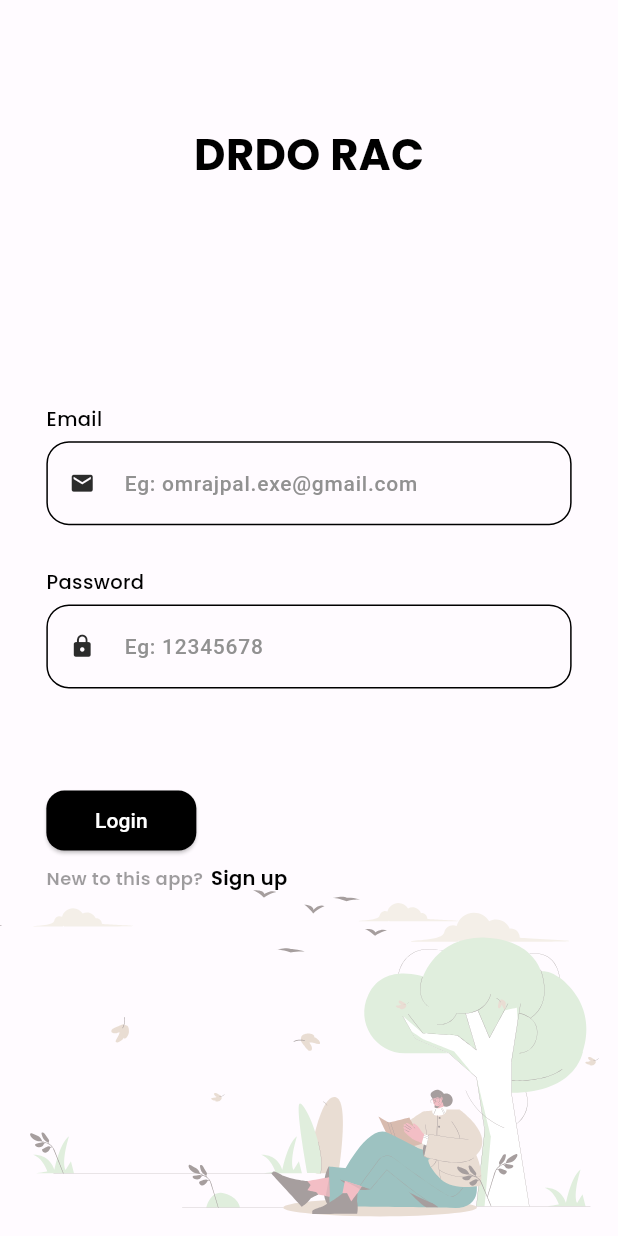
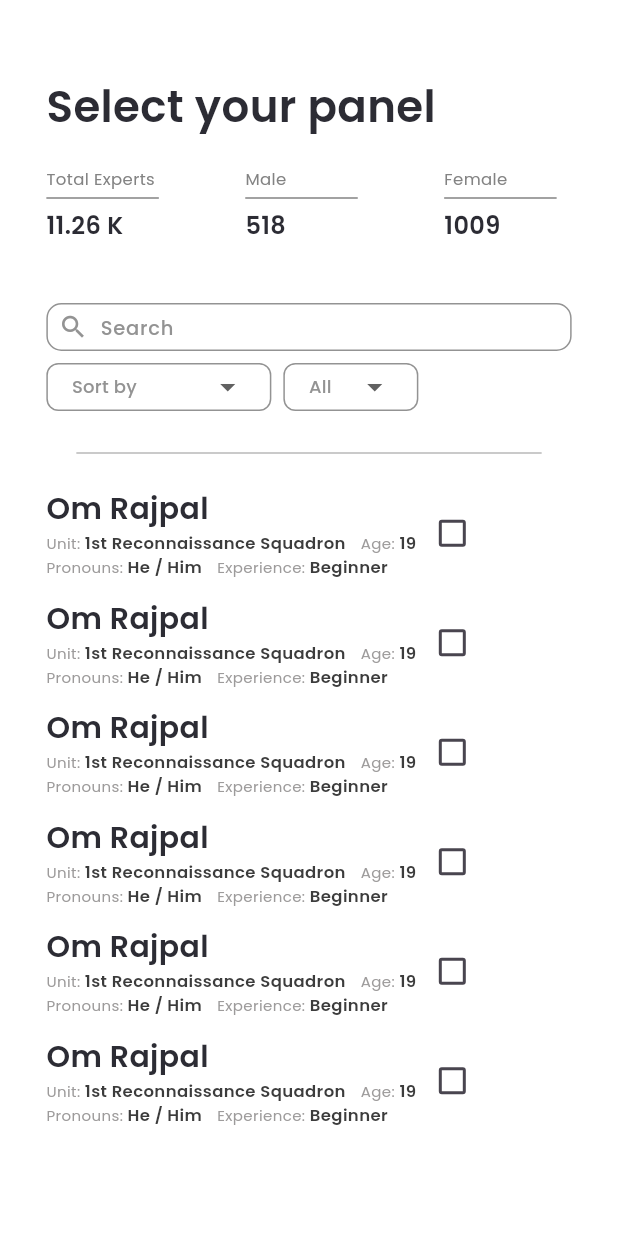
Before and after one commit to om13rajpal/SIH-app, a Flutter app: the screen it shows after launch, on a phone screen of 412 x 824 dp. Run offline on Flutter 3.47's test engine with Material 3 defaults, Android fonts, the phone set to English and light mode, and no system bars; drawn by our look-alikes of lottie; our stand-ins replace fluttertoast, jwt_decoder, percent_indicator, shared_preferences.

Commit message:
added a panel page and changed the backend link

```diff
--- /dev/null
+++ b/lib/components/expertpanel.dart
@@ -0,0 +1,65 @@
+import 'package:drdo/components/profiledetails.dart';
+import 'package:drdo/components/sectionheading.dart';
+import 'package:flutter/material.dart';
+
+class ExpertPanel extends StatefulWidget {
+  final String name;
+  final String unit;
+  final String age;
+  final String pronouns;
+  final String experience;
+  const ExpertPanel(
+      {super.key,
+      required this.name,
+      required this.unit,
+      required this.age,
+      required this.pronouns,
+      required this.experience});
+
+  @override
+  State<ExpertPanel> createState() => _ExpertPanelState();
+}
+
+class _ExpertPanelState extends State<ExpertPanel> {
+  bool isChecked = false;
+  @override
+  Widget build(BuildContext context) {
+    return Row(
+      children: [
+        Column(
+          crossAxisAlignment: CrossAxisAlignment.start,
+          children: [
+            Sectionheading(text: widget.name),
+            Row(
+              children: [
+                ProfileDetails(
+                    data: "Unit", value: widget.unit),
+                const SizedBox(
+                  width: 10,
+                ),
+                ProfileDetails(data: "Age", value: widget.age)
+              ],
+            ),
+            Row(
+              children: [
+                ProfileDetails(data: "Pronouns", value: widget.pronouns),
+                const SizedBox(
+                  width: 10,
+                ),
+                ProfileDetails(data: "Experience", value: widget.experience)
+              ],
+            ),
+          ],
+        ),
+        Checkbox(
+          value: isChecked,
+          onChanged: (bool? value) {
+            setState(() {
+              isChecked = value!;
+            });
+          },
+        )
+      ],
+    );
+  }
+}
--- a/lib/functions/loginsignup.dart
+++ b/lib/functions/loginsignup.dart
@@ -16,7 +16,7 @@ Future<String> authenticate(TextEditingController email,
         : {"username": email.text.trim(), "password": password.text.trim()};
 
     var response = await http.post(
-        Uri.parse("https://api.mlsc.tech/admin/$type"),
+        Uri.parse("https://api.black-swan.tech/admin/$type"),
         headers: {"Content-Type": "application/json", "isMobile": "true"},
         body: jsonEncode(body));
 
--- a/lib/jobdescription.dart
+++ b/lib/jobdescription.dart
@@ -27,7 +27,7 @@ class _JobDescriptionState extends State<JobDescription> {
     String? token = sharedPreferences.getString("token");
     var response = await http.get(
         Uri.parse(
-            "https://api.mlsc.tech/subject/${widget.id}/?applications=true&candidates=true&experts=true&feedbacks=true"),
+            "https://api.black-swan.tech/subject/${widget.id}/?applications=true&candidates=true&experts=true&feedbacks=true"),
         headers: {
           "authorization": "Bearer $token",
           "ismobile": "true",
--- a/lib/joblist.dart
+++ b/lib/joblist.dart
@@ -32,7 +32,7 @@ class _JobListState extends State<JobList> {
     SharedPreferences sharedPreferences = await SharedPreferences.getInstance();
     String? token = sharedPreferences.getString("token");
     var response =
-        await http.get(Uri.parse("https://api.mlsc.tech/subject"), headers: {
+        await http.get(Uri.parse("https://api.black-swan.tech/subject"), headers: {
       "authorization": "Bearer $token",
       "Content-Type": "application/json",
       "ismobile": "true"
--- a/lib/main.dart
+++ b/lib/main.dart
@@ -1,5 +1,6 @@
 import 'package:drdo/homepage.dart';
 import 'package:drdo/login.dart';
+import 'package:drdo/panel.dart';
 import 'package:flutter/material.dart';
 import 'package:jwt_decoder/jwt_decoder.dart';
 import 'package:shared_preferences/shared_preferences.dart';
@@ -49,7 +50,7 @@ class _DrdoState extends State<Drdo> {
       theme: ThemeData(
           primaryColor: Colors.black,
           visualDensity: VisualDensity.adaptivePlatformDensity),
-      home: (isLoggedIn) ? const Homepage() : const Login(),
+      home: (isLoggedIn) ? const Panel() : const Panel(),
     );
   }
 }
--- /dev/null
+++ b/lib/panel.dart
@@ -0,0 +1,131 @@
+import 'package:drdo/components/background.dart';
+import 'package:drdo/components/expertpanel.dart';
+import 'package:drdo/components/mainheading.dart';
+import 'package:drdo/components/numbers.dart';
+import 'package:drdo/components/searchbar.dart';
+import 'package:drdo/components/sortnsearch.dart';
+import 'package:flutter/material.dart';
+
+class Panel extends StatefulWidget {
+  const Panel({super.key});
+
+  @override
+  State<Panel> createState() => _PanelState();
+}
+
+class _PanelState extends State<Panel> {
+  TextEditingController controller = TextEditingController();
+  bool isChecked = false;
+  @override
+  Widget build(BuildContext context) {
+    return Scaffold(
+        body: Background(
+            child: Center(
+      child: SizedBox(
+        width: MediaQuery.of(context).size.width * 0.85,
+        height: MediaQuery.of(context).size.height,
+        child: SingleChildScrollView(
+          child: SingleChildScrollView(
+            child: Column(
+              crossAxisAlignment: CrossAxisAlignment.start,
+              children: [
+                const SizedBox(
+                  height: 50,
+                ),
+                const Mainheading(text: "Select your panel"),
+                const SizedBox(
+                  height: 20,
+                ),
+                const Row(
+                  crossAxisAlignment: CrossAxisAlignment.center,
+                  mainAxisAlignment: MainAxisAlignment.spaceBetween,
+                  children: [
+                    Numbers(label: "Total Experts", value: "11.26 K"),
+                    Numbers(label: "Male", value: "518"),
+                    Numbers(label: "Female", value: "1009"),
+                  ],
+                ),
+                const SizedBox(
+                  height: 36,
+                ),
+                SizedBox(height: 32, child: Search(controller: controller)),
+                const SizedBox(
+                  height: 8,
+                ),
+                const Sort(),
+                const SizedBox(
+                  height: 20,
+                ),
+                const Divider(
+                  color: Color(0xffB8B8B8),
+                  indent: 20,
+                  endIndent: 20,
+                ),
+                const SizedBox(
+                  height: 15,
+                ),
+                const ExpertPanel(
+                  name: 'Om Rajpal',
+                  unit: '1st Reconnaissance Squadron',
+                  age: '19',
+                  pronouns: 'He / Him',
+                  experience: 'Beginner',
+                ),
+                const SizedBox(
+                  height: 12,
+                ),
+                const ExpertPanel(
+                  name: 'Om Rajpal',
+                  unit: '1st Reconnaissance Squadron',
+                  age: '19',
+                  pronouns: 'He / Him',
+                  experience: 'Beginner',
+                ),
+                const SizedBox(
+                  height: 12,
+                ),
+                const ExpertPanel(
+                  name: 'Om Rajpal',
+                  unit: '1st Reconnaissance Squadron',
+                  age: '19',
+                  pronouns: 'He / Him',
+                  experience: 'Beginner',
+                ),
+                const SizedBox(
+                  height: 12,
+                ),
+                const ExpertPanel(
+                  name: 'Om Rajpal',
+                  unit: '1st Reconnaissance Squadron',
+                  age: '19',
+                  pronouns: 'He / Him',
+                  experience: 'Beginner',
+                ),
+                const SizedBox(
+                  height: 12,
+                ),
+                const ExpertPanel(
+                  name: 'Om Rajpal',
+                  unit: '1st Reconnaissance Squadron',
+                  age: '19',
+                  pronouns: 'He / Him',
+                  experience: 'Beginner',
+                ),
+                const SizedBox(
+                  height: 12,
+                ),
+                const ExpertPanel(
+                  name: 'Om Rajpal',
+                  unit: '1st Reconnaissance Squadron',
+                  age: '19',
+                  pronouns: 'He / Him',
+                  experience: 'Beginner',
+                ),
+              ],
+            ),
+          ),
+        ),
+      ),
+    )));
+  }
+}
--- a/lib/profile.dart
+++ b/lib/profile.dart
@@ -53,7 +53,7 @@ class _ProfileState extends State<Profile> {
     if (widget.type == widget.type) {
       response = await http.get(
           Uri.parse(
-              "https://api.mlsc.tech/expert/${widget.id}?education=true&experience=true"),
+              "https://api.black-swan.tech/expert/${widget.id}?education=true&experience=true"),
           headers: {
             "authorization": "Bearer $token",
             "Content-Type": "application/json",
@@ -61,7 +61,7 @@ class _ProfileState extends State<Profile> {
           });
     } else {
       response = await http.get(
-          Uri.parse("https://api.mlsc.tech/candidate/${widget.id}"),
+          Uri.parse("https://api.black-swan.tech/candidate/${widget.id}"),
           headers: {
             "authorization": "Bearer $token",
             "Content-Type": "application/json",
@@ -121,7 +121,7 @@ class _ProfileState extends State<Profile> {
     }
 
     // Create a MultipartRequest
-    final uri = Uri.parse("https://api.mlsc.tech/parse");
+    final uri = Uri.parse("https://api.black-swan.tech/parse");
     final request = http.MultipartRequest('GET', uri);
 
     // Add the file as a form field
--- a/lib/userlist.dart
+++ b/lib/userlist.dart
@@ -33,7 +33,7 @@ class _UserListState extends State<UserList> {
     String? token = sharedPreferences.getString("token");
 
     var response = await http
-        .get(Uri.parse("https://api.mlsc.tech/${widget.pageType}"), headers: {
+        .get(Uri.parse("https://api.black-swan.tech/${widget.pageType}"), headers: {
       "Content-Type": "application/json",
       "ismobile": "true",
       "authorization": "Bearer $token"
```
